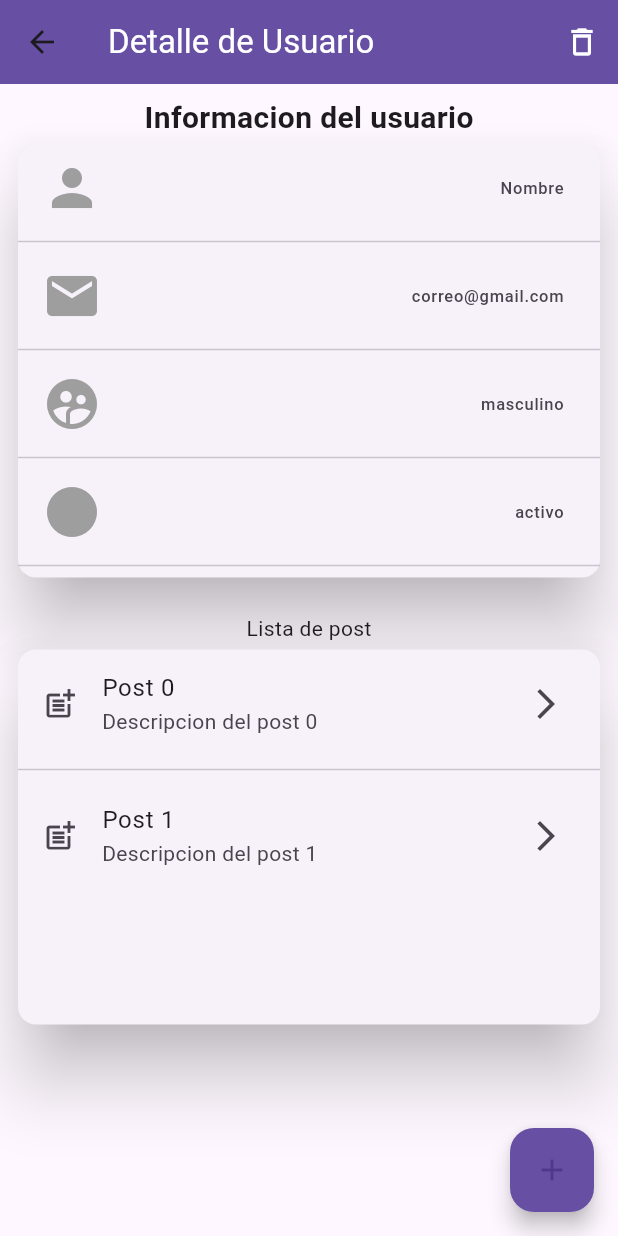
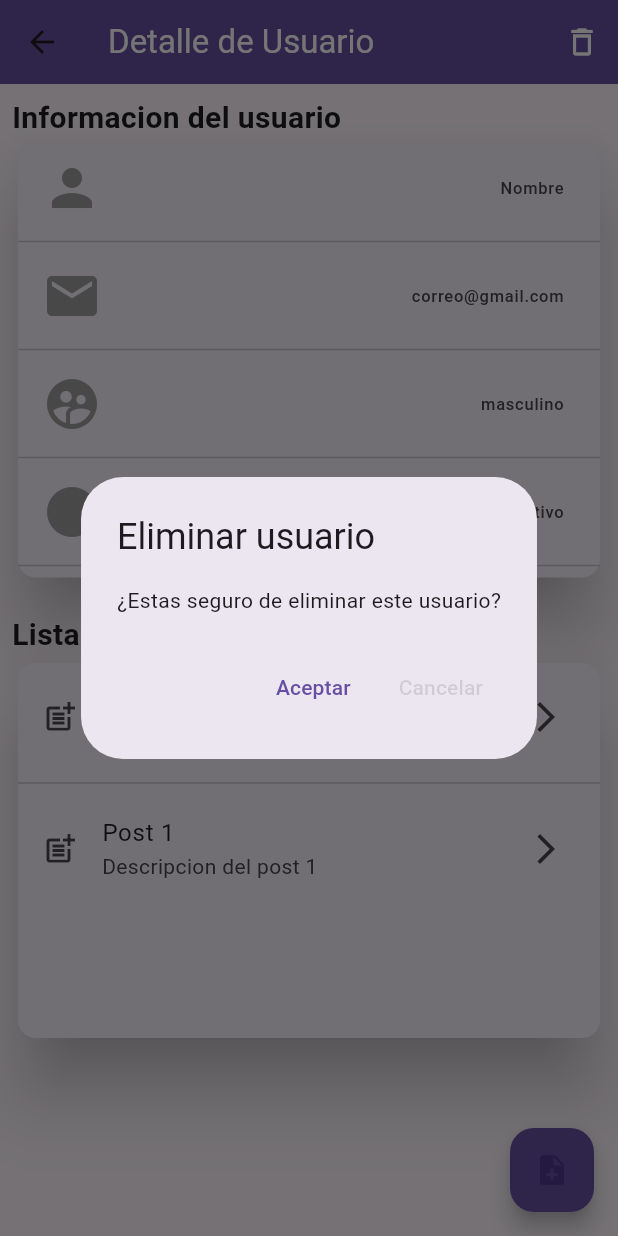
Before and after one commit to ozuro/app_crud, a Flutter app: the DetailUserScreen screen opened by its route, after a tap on the "delete outline" icon, on a phone screen of 412 x 824 dp. Run offline on Flutter 3.47's test engine with Material 3 defaults, Android fonts, the phone set to English and light mode, and no system bars.

Commit message:
nuevo post

```diff
--- a/lib/presentacion/app.dart
+++ b/lib/presentacion/app.dart
@@ -1,4 +1,5 @@
 import 'package:first_crud/presentacion/screen/detail_user/DetailUser.dart';
+import 'package:first_crud/presentacion/screen/new_post/NewPost.dart';
 import 'package:first_crud/presentacion/screen/screens.dart';
 import 'package:flutter/material.dart';
 
@@ -16,6 +17,7 @@ class MyApp extends StatelessWidget {
           HomeScreen.routeName: (_) => const HomeScreen(),
           NewUserScreen.routeName: (_) => const NewUserScreen(),
           DetailUserScreen.routeName: (_) => const DetailUserScreen(),
+          NewPostScreen.routeName: (_) => const NewPostScreen(),
         });
   }
 }
--- a/lib/presentacion/screen/detail_user/DetailUser.dart
+++ b/lib/presentacion/screen/detail_user/DetailUser.dart
@@ -1,5 +1,6 @@
 import 'package:first_crud/presentacion/screen/detail_user/widgets/info.dart';
 import 'package:first_crud/presentacion/screen/detail_user/widgets/list_post.dart';
+import 'package:first_crud/presentacion/screen/screens.dart';
 import 'package:flutter/material.dart';
 
 class DetailUserScreen extends StatelessWidget {
@@ -10,14 +11,39 @@ class DetailUserScreen extends StatelessWidget {
   Widget build(BuildContext context) {
     return Scaffold(
       appBar: AppBar(
-        title: Text(
+        title: const Text(
           "Detalle de Usuario",
           style: TextStyle(color: Colors.white),
         ),
         backgroundColor: Theme.of(context).primaryColor,
         actions: [
           IconButton(
-              onPressed: () {},
+              onPressed: () {
+                showDialog(
+                    context: context,
+                    builder: (context) {
+                      return AlertDialog(
+                        title: const Text("Eliminar usuario"),
+                        content: const Text(
+                            "¿Estas seguro de eliminar este usuario?"),
+                        actions: [
+                          TextButton(
+                              onPressed: () => Navigator.pop(context),
+                              child: Text(
+                                "Aceptar",
+                                style: TextStyle(
+                                    color: Theme.of(context).primaryColor),
+                              )),
+                          TextButton(
+                              onPressed: () => Navigator.pop(context),
+                              child: const Text(
+                                "Cancelar",
+                                style: TextStyle(color: Colors.black12),
+                              )),
+                        ],
+                      );
+                    });
+              },
               icon: const Icon(
                 Icons.delete_outline,
                 color: Colors.white,
@@ -27,7 +53,7 @@ class DetailUserScreen extends StatelessWidget {
       body: const Column(
         children: [
           Padding(
-            padding: const EdgeInsets.all(8.0),
+            padding: EdgeInsets.all(8.0),
             child: Column(
               children: [
                 InfoWidget(),
@@ -39,8 +65,8 @@ class DetailUserScreen extends StatelessWidget {
         ],
       ),
       floatingActionButton: FloatingActionButton(
-        onPressed: () {},
-        child: const Icon(Icons.add),
+        onPressed: () => Navigator.pushNamed(context, NewPostScreen.routeName),
+        child: Icon(Icons.note_add_rounded),
         backgroundColor: Theme.of(context).primaryColor,
       ),
     );
--- a/lib/presentacion/screen/detail_user/widgets/info.dart
+++ b/lib/presentacion/screen/detail_user/widgets/info.dart
@@ -6,6 +6,7 @@ class InfoWidget extends StatelessWidget {
   @override
   Widget build(BuildContext context) {
     return Column(
+      crossAxisAlignment: CrossAxisAlignment.stretch,
       children: [
         Text(
           "Informacion del usuario",
--- a/lib/presentacion/screen/detail_user/widgets/list_post.dart
+++ b/lib/presentacion/screen/detail_user/widgets/list_post.dart
@@ -6,8 +6,12 @@ class ListaPost extends StatelessWidget {
   @override
   Widget build(BuildContext context) {
     return Column(
+      crossAxisAlignment: CrossAxisAlignment.stretch,
       children: [
-        Text("Lista de post"),
+        const Text(
+          "Lista de post",
+          style: TextStyle(fontWeight: FontWeight.bold, fontSize: 20.0),
+        ),
         Card(
           elevation: 20.0,
           child: SizedBox(
--- a/lib/presentacion/screen/screens.dart
+++ b/lib/presentacion/screen/screens.dart
@@ -1,6 +1,6 @@
+// exportamos para el app.dart
 export 'package:first_crud/presentacion/screen/detail_user/DetailUser.dart';
-
 export 'package:first_crud/presentacion/widgets/text_field.dart';
-
 export 'package:first_crud/presentacion/screen/home/Home.dart';
 export 'package:first_crud/presentacion/screen/new_user/NewUser.dart';
+export 'package:first_crud/presentacion/screen/new_post/NewPost.dart';
```
Also changed, not shown: lib/presentacion/screen/new_post/NewPost.dart (added, +31 -0 lines).
